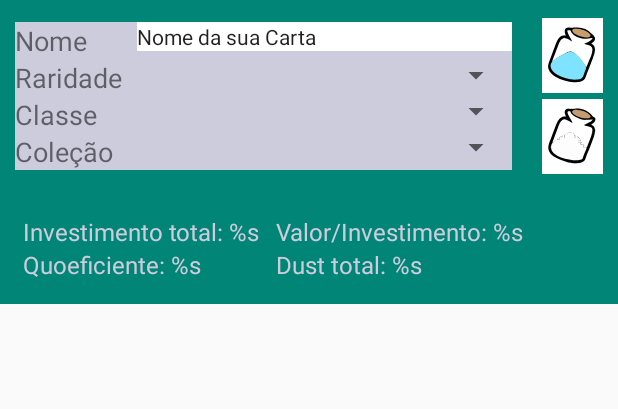
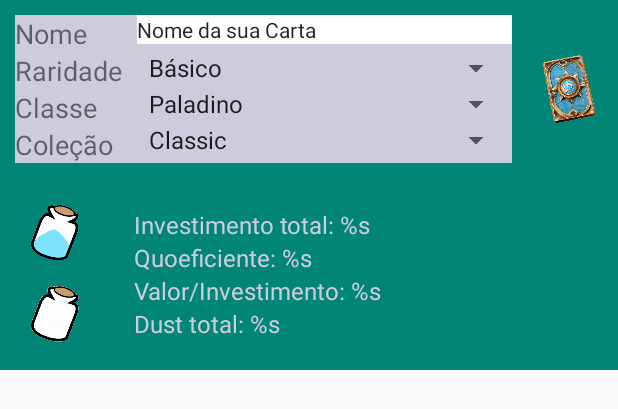
Before and after one commit to michel566/HearthstoneDustHelperLite, an Android app: the layout fragment_form.xml on its own in the app's theme, with its tools: preview values and no code run, on a phone screen of 412 x 824 dp. Shown: the top 409 px of the screen. Run offline under Robolectric (Android 15) with nearby library versions, the phone set to English and light mode, and no system bars.

Commit message:
HDHL-010: Falta somente criar acao dos botoes a logica do calculo

```diff
--- a/app/src/main/java/br/com/michelbarbosa/hearthstonedusthelperlite/listeners/CardListener.java
+++ b/app/src/main/java/br/com/michelbarbosa/hearthstonedusthelperlite/listeners/CardListener.java
@@ -1,7 +1,9 @@
 package br.com.michelbarbosa.hearthstonedusthelperlite.listeners;
+
+import br.com.michelbarbosa.hearthstonedusthelperlite.model.Card;
 
 public interface CardListener {
 
-    void onClick(String link);
+    void onUpdateDeckOnClick(Card card);
 
 }
--- a/app/src/main/res/layout/fragment_form.xml
+++ b/app/src/main/res/layout/fragment_form.xml
@@ -80,21 +80,40 @@
                 <android.support.v7.widget.AppCompatSpinner
                     android:id="@+id/spRarity"
                     android:layout_width="match_parent"
-                    android:layout_height="match_parent" />
+                    android:layout_height="match_parent"
+                    android:entries="@array/spinnerRaridade"/>
 
                 <android.support.v7.widget.AppCompatSpinner
                     android:id="@+id/spClass"
                     android:layout_width="match_parent"
-                    android:layout_height="match_parent" />
+                    android:layout_height="match_parent"
+                    android:entries="@array/spinnerClasses"/>
 
                 <android.support.v7.widget.AppCompatSpinner
                     android:id="@+id/spCollection"
                     android:layout_width="match_parent"
-                    android:layout_height="match_parent" />
+                    android:layout_height="match_parent"
+                    android:entries="@array/spinnerColecoes"/>
 
             </LinearLayout>
 
         </LinearLayout>
+
+        <ImageView
+            android:id="@+id/addCardButton"
+            android:layout_width="50dp"
+            android:layout_height="50dp"
+            android:layout_margin="2dp"
+            android:src="@drawable/card" />
+
+    </LinearLayout>
+
+    <LinearLayout
+        android:id="@+id/result_layout"
+        android:layout_width="match_parent"
+        android:layout_height="wrap_content"
+        android:gravity="center"
+        android:orientation="horizontal">
 
         <LinearLayout
             android:id="@+id/manager_button_layout"
@@ -105,34 +124,27 @@
             android:orientation="vertical">
 
             <ImageView
-                android:id="@+id/dust_deck_button"
+                android:id="@+id/dustDeckButton"
                 android:layout_width="50dp"
                 android:layout_height="50dp"
                 android:layout_margin="2dp"
-                android:src="@drawable/ic_dust" />
+                android:src="@drawable/dust" />
 
             <ImageView
-                android:id="@+id/recycleDust_deck_button"
+                android:id="@+id/recycleButton"
                 android:layout_width="50dp"
                 android:layout_height="50dp"
                 android:layout_margin="2dp"
-                android:src="@drawable/ic_emptydust" />
+                android:src="@drawable/emptydust" />
+
         </LinearLayout>
 
-    </LinearLayout>
-
-    <LinearLayout
-        android:id="@+id/result_deck_layout"
-        android:layout_width="wrap_content"
-        android:layout_height="wrap_content"
-        android:layout_margin="10dp"
-        android:gravity="center"
-        android:orientation="horizontal">
-
         <LinearLayout
-            android:layout_width="wrap_content"
+            android:id="@+id/result_deck_layout"
+            android:layout_width="match_parent"
             android:layout_height="wrap_content"
-            android:layout_margin="5dp"
+            android:layout_margin="15dp"
+            android:gravity="start"
             android:orientation="vertical">
 
             <TextView
@@ -151,14 +163,6 @@
                 android:textColor="@color/colorForm"
                 android:textSize="16sp" />
 
-        </LinearLayout>
-
-        <LinearLayout
-            android:layout_width="wrap_content"
-            android:layout_height="wrap_content"
-            android:layout_margin="5dp"
-            android:orientation="vertical">
-
             <TextView
                 android:id="@+id/tvQuoeficentOfInvestment"
                 android:layout_width="wrap_content"
@@ -168,14 +172,13 @@
                 android:textSize="16sp" />
 
             <TextView
-                android:id="@+id/tvTotalResult"
+                android:id="@+id/tvTotalDust"
                 android:layout_width="wrap_content"
                 android:layout_height="wrap_content"
                 android:text="@string/o_investimento_s"
                 android:textColor="@color/colorForm"
                 android:textSize="16sp" />
 
-
         </LinearLayout>
 
     </LinearLayout>
--- a/app/src/main/res/values/strings.xml
+++ b/app/src/main/res/values/strings.xml
@@ -11,7 +11,7 @@
     <string name="quoeficiente_de_investimento_s">Valor/Investimento: %s</string>
     <string name="o_investimento_s">Dust total: %s</string>
 
-    <string-array name="classes">
+    <string-array name="spinnerClasses">
         <item>Paladino</item>
         <item>Druida</item>
         <item>Caçador</item>
@@ -23,7 +23,7 @@
         <item>Ladino</item>
     </string-array>
 
-    <string-array name="expansoes">
+    <string-array name="spinnerColecoes">
         <item>Classic</item>
         <item>Journey to UnGoro</item>
         <item>Knights of the Frozen Throne</item>
@@ -33,6 +33,14 @@
         <item>Rastakhan is Rumble</item>
     </string-array>
 
+    <string-array name="spinnerRaridade">
+        <item>Básico</item>
+        <item>Comum</item>
+        <item>Raro</item>
+        <item>Épico</item>
+        <item>Lendário</item>
+    </string-array>
+
     <string name="nome">Nome</string>
     <string name="raridade">Raridade</string>
     <string name="classe">Classe</string>
```
Also changed, not shown: app/src/main/java/br/com/michelbarbosa/hearthstonedusthelperlite/ui/BaseActivity.java (added, +34 -0 lines), app/src/main/java/br/com/michelbarbosa/hearthstonedusthelperlite/ui/CardAdapter.java (+21 -13 lines), app/src/main/java/br/com/michelbarbosa/hearthstonedusthelperlite/ui/CardFragment.java (+24 -27 lines), app/src/main/java/br/com/michelbarbosa/hearthstonedusthelperlite/ui/FormFragment.java (+67 -44 lines), app/src/main/java/br/com/michelbarbosa/hearthstonedusthelperlite/ui/MainActivity.java (+8 -12 lines), app/src/main/java/br/com/michelbarbosa/hearthstonedusthelperlite/utils/Util.java (+19 -0 lines), app/src/main/res/layout/fragment_card.xml (+51 -7 lines), app/src/main/res/drawable/card.png (added), app/src/main/res/drawable/dust.png (added), app/src/main/res/drawable/emptydust.png (added), app/src/main/res/drawable/epicgem.png (added), app/src/main/res/drawable/legendarygem.png (added), app/src/main/res/drawable/raregem.png (added), app/src/main/res/drawable/uncommongem.png (added).
